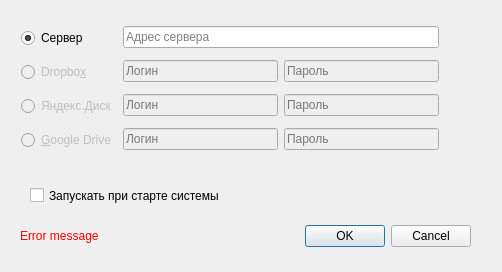
First picture: the form in ui/settings.ui, repository ismd/screenshotgun, before the edit.
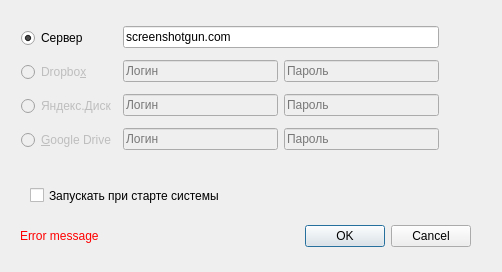
Second picture: the form after the edit.

Patch:
```diff
--- a/ui/settings.ui
+++ b/ui/settings.ui
@@ -87,6 +87,9 @@
      <layout class="QVBoxLayout" name="verticalLayout_2">
       <item>
        <widget class="QLineEdit" name="serverEdit">
+        <property name="text">
+         <string>screenshotgun.com</string>
+        </property>
         <property name="placeholderText">
          <string>Адрес сервера</string>
         </property>
```
